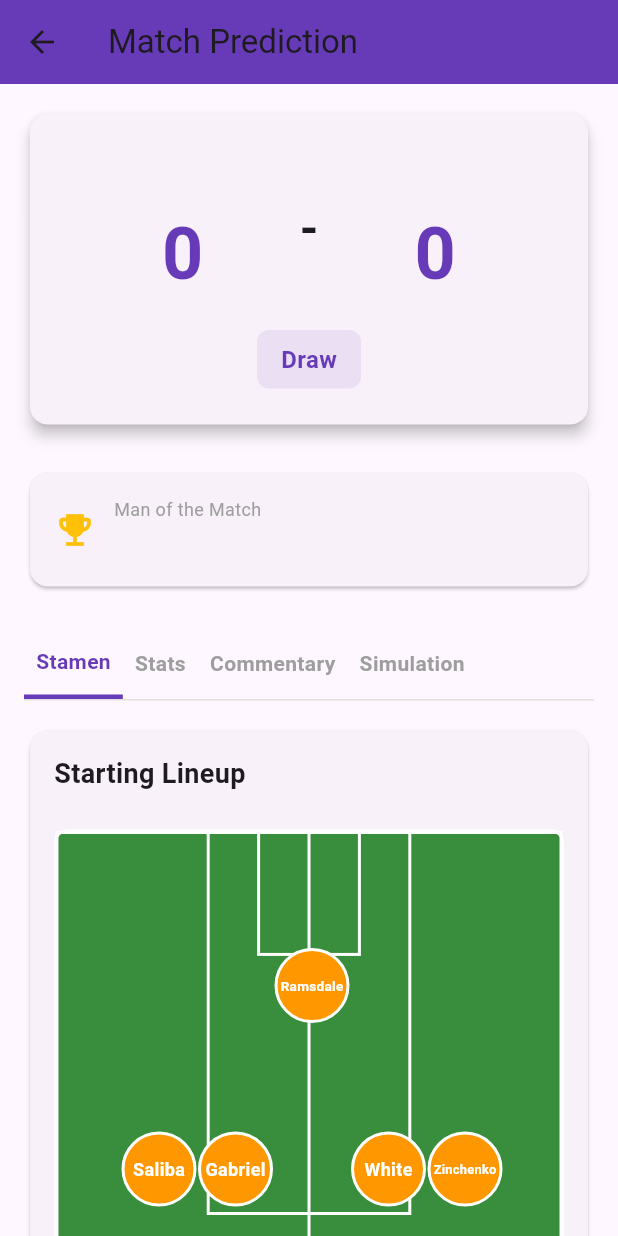
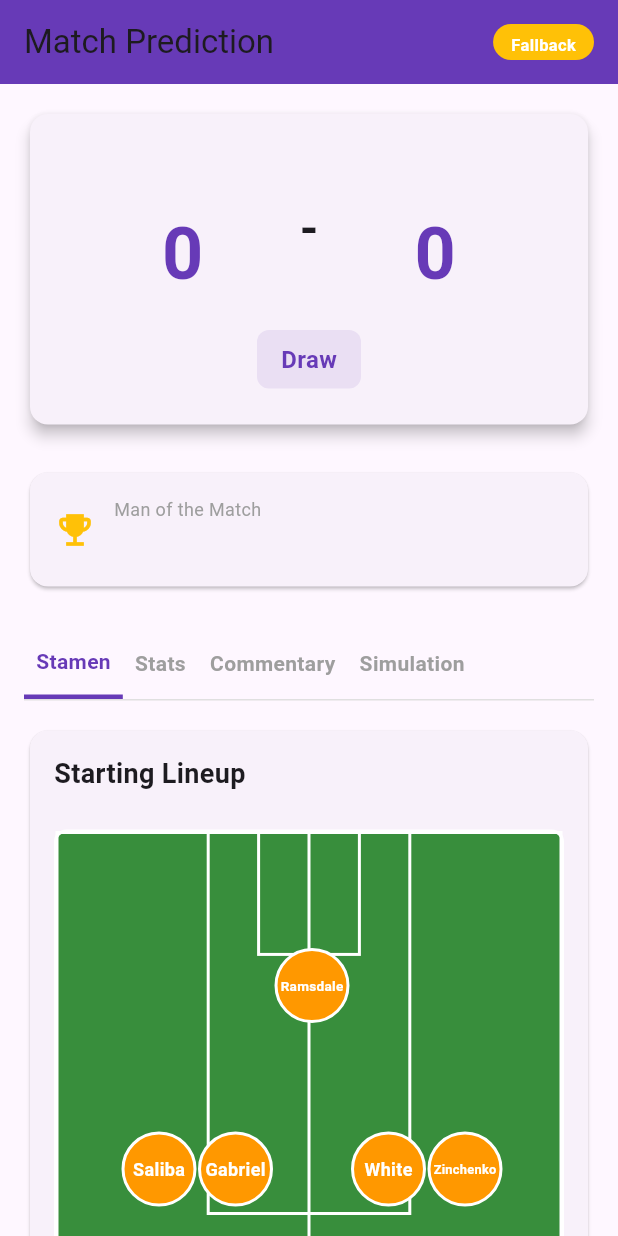
Before and after one commit to columbus0370/Internal, a Flutter app: the PredictionResultScreen screen opened directly with empty values, after a tap on "Stamen", on a phone screen of 412 x 824 dp. Run offline on Flutter 3.47's test engine with Material 3 defaults, Android fonts, the phone set to English and light mode, and no system bars; our stand-ins replace flutter_svg, shared_preferences; accounts and stored records are empty; network calls fail.

Commit message:
Feature: Direct simulation flow with goal celebration popup and API status indicator
Redesigned user experience:
- Predict button now navigates directly to full-screen simulation (no UI controls)
- Simulation auto-starts and runs to 90 minutes automatically
- On completion, auto-transitions to Result screen (Stamen/Formation tab)
- Users can manually switch to Stats/Commentary tabs

Goal Celebration Popup:
- When goal is scored, simulation pauses
- Beautiful popup displays (ScaleTransition + FadeTransition)
  * Scorer name, goal minute, team, updated score
  * Gradient background (purple to amber)
- Auto-closes after 2 seconds, simulation resumes

Claude AI Status Indicator:
- Badge at top of Result screen shows 'API' (blue) or 'Fallback' (orange)
- Indicates whether Claude API was used or fallback narrative generated
- Helps verify AI integration is working
- Will be removed in final production build

Files Modified:
- lib/widgets/goal_popup_widget.dart (new)
- lib/screens/match_simulation_screen.dart (fullscreenMode parameter)
- lib/screens/prediction_result_screen.dart (initialTabIndex, API badge)
- lib/screens/team_selection_screen.dart (direct navigation)
- lib/services/match_analysis_service.dart (apiStatus tracking)

Build: flutter build web --release successful, no errors

```diff
--- a/epl_match_simulator/lib/screens/prediction_result_screen.dart
+++ b/epl_match_simulator/lib/screens/prediction_result_screen.dart
@@ -11,10 +11,12 @@ import 'match_simulation_screen.dart';
 
 class PredictionResultScreen extends StatefulWidget {
   final MatchPrediction prediction;
+  final int? initialTabIndex;
 
   const PredictionResultScreen({
     super.key,
     required this.prediction,
+    this.initialTabIndex,
   });
 
   @override
@@ -32,6 +34,7 @@ class _PredictionResultScreenState extends State<PredictionResultScreen> {
     _simulationStartSignal = StreamController<bool>.broadcast();
     _saveTeamSelection();
     _analysisResult = MatchAnalysisService.analyzeMatch(widget.prediction);
+    _selectedTabIndex = widget.initialTabIndex ?? 0;
 
     Future.delayed(const Duration(milliseconds: 500), () {
       if (mounted) {
@@ -89,10 +92,35 @@ class _PredictionResultScreenState extends State<PredictionResultScreen> {
 
   @override
   Widget build(BuildContext context) {
+    final apiStatus = MatchAnalysisService.apiStatus;
+    final isUsingApi = apiStatus == 'API';
+
     return Scaffold(
       appBar: AppBar(
         title: const Text('Match Prediction'),
         backgroundColor: Colors.deepPurple,
+        actions: [
+          Padding(
+            padding: const EdgeInsets.all(16),
+            child: Container(
+              padding: const EdgeInsets.symmetric(horizontal: 12, vertical: 6),
+              decoration: BoxDecoration(
+                color: isUsingApi ? Colors.deepPurple : Colors.amber,
+                borderRadius: BorderRadius.circular(12),
+              ),
+              child: Center(
+                child: Text(
+                  apiStatus,
+                  style: const TextStyle(
+                    fontSize: 11,
+                    fontWeight: FontWeight.bold,
+                    color: Colors.white,
+                  ),
+                ),
+              ),
+            ),
+          ),
+        ],
       ),
       body: SingleChildScrollView(
         padding: const EdgeInsets.all(16),
--- a/epl_match_simulator/lib/services/match_analysis_service.dart
+++ b/epl_match_simulator/lib/services/match_analysis_service.dart
@@ -10,6 +10,11 @@ class MatchAnalysisService {
   static const String _productionUrl =
       'https://epl-match-simulator.vercel.app';
   static const Duration _timeout = Duration(seconds: 60);
+
+  // API status tracking
+  static bool _isUsingApiInLastCall = false;
+
+  static String get apiStatus => _isUsingApiInLastCall ? 'API' : 'Fallback';
 
   // 本番環境かどうかを判定（実行時にホスト情報から判定）
   static bool get _isProduction {
@@ -77,12 +82,14 @@ class MatchAnalysisService {
       if (response.statusCode == 200) {
         final data = jsonDecode(response.body);
         if (data['success'] == true) {
+          _isUsingApiInLastCall = true;
           return {
             'success': true,
             'analysis': data['analysis'],
             'model': data['model'] ?? 'unknown',
           };
         } else {
+          _isUsingApiInLastCall = false;
           return {
             'success': false,
             'analysis': _generateFallbackAnalysis(prediction),
@@ -90,6 +97,7 @@ class MatchAnalysisService {
           };
         }
       } else {
+        _isUsingApiInLastCall = false;
         return {
           'success': false,
           'analysis': _generateFallbackAnalysis(prediction),
@@ -97,12 +105,14 @@ class MatchAnalysisService {
         };
       }
     } on TimeoutException {
+      _isUsingApiInLastCall = false;
       return {
         'success': false,
         'analysis': _generateFallbackAnalysis(prediction),
         'error': 'Request timeout (60s)',
       };
     } catch (e) {
+      _isUsingApiInLastCall = false;
       return {
         'success': false,
         'analysis': _generateFallbackAnalysis(prediction),
```
Also changed, not shown: epl_match_simulator/lib/screens/match_simulation_screen.dart (+34 -1 lines), epl_match_simulator/lib/screens/team_selection_screen.dart (+16 -1 lines), epl_match_simulator/lib/widgets/goal_popup_widget.dart (added, +183 -0 lines), .claude/settings.json.
